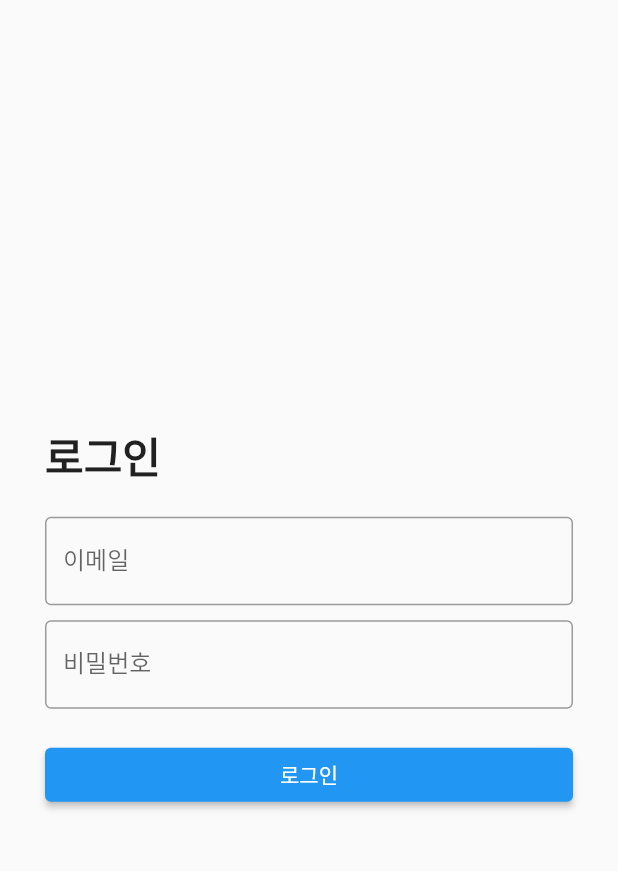
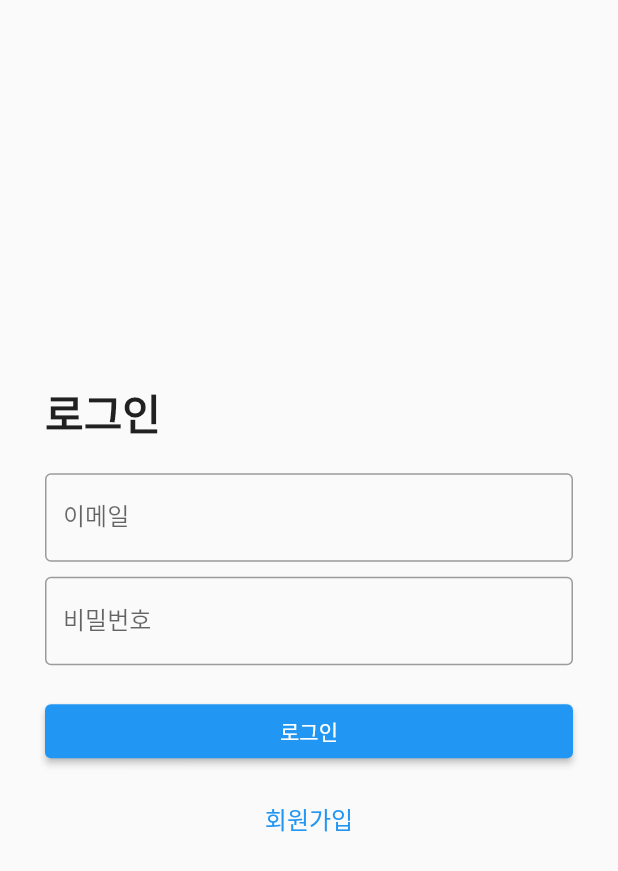
Before and after one commit to sohenney/Graduation_Project, a Flutter app: the screen it shows after launch, on a phone screen of 412 x 824 dp. Shown: the top 871 px of the screen. Run offline on Flutter 3.47's test engine with Material 2 defaults, Android fonts, the phone set to English and light mode, and no system bars.

Commit message:
로그인 화면 #1

```diff
--- a/capstone/lib/login_ui.dart
+++ b/capstone/lib/login_ui.dart
@@ -65,6 +65,18 @@ class LoginScreen extends StatelessWidget {
                   child: const Text("로그인"),
                 ),
               ),
+              const SizedBox(height: 10), // 간격 추가
+              Center(
+                child: TextButton(
+                  onPressed: () {
+                    print("회원가입 버튼 클릭!");
+                  },
+                  child: const Text(
+                    "회원가입",
+                    style: TextStyle(fontSize: 16, color: Colors.blue),
+                  ),
+                ),
+              ),
             ],
           ),
         ),
```
